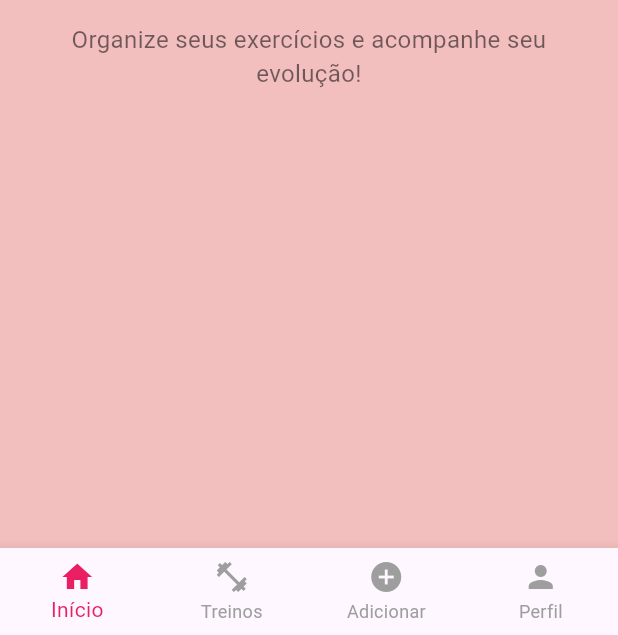
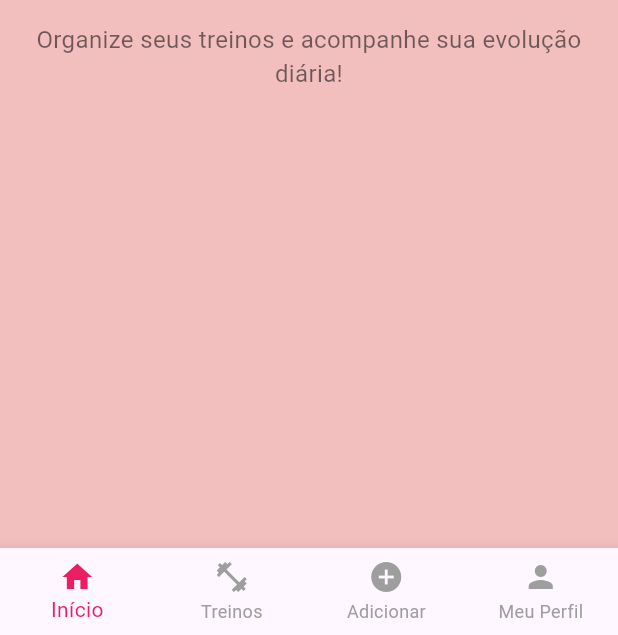
Before and after one commit to ayla4mayor/controle_de_treinos, a Flutter app: the screen it shows after launch, on a phone screen of 412 x 824 dp, the part 601-1236 px from its top. Run offline on Flutter 3.47's test engine with Material 3 defaults, Android fonts, the phone set to English and light mode, and no system bars.

Commit message:
Atualização visual da tela inicial e perfil

```diff
--- a/lib/main.dart
+++ b/lib/main.dart
@@ -141,7 +141,7 @@ class _HomePageState extends State<HomePage> {
           ),
           BottomNavigationBarItem(
             icon: Icon(Icons.person),
-            label: 'Perfil',
+            label: 'Meu Perfil',
           ),
         ],
       ),
@@ -169,7 +169,7 @@ class TelaInicial extends StatelessWidget {
             ),
             SizedBox(height: 15),
             Text(
-              'Organize seus exercícios e acompanhe seu evolução!',
+              'Organize seus treinos e acompanhe sua evolução diária!',
               textAlign: TextAlign.center,
               style: TextStyle(
                 fontSize: 16,
```
